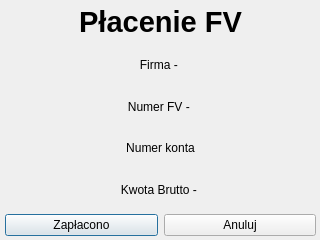
Buczek05/Faktury-zarzadzanie, file layout/placenie.ui: the form before one commit.
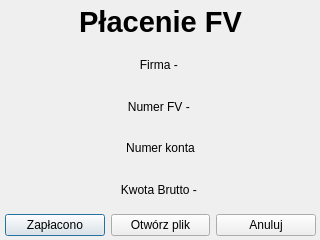
The form after the commit.

What changed in the file:
```diff
--- a/layout/placenie.ui
+++ b/layout/placenie.ui
@@ -101,6 +101,13 @@
         </property>
        </widget>
       </item>
+      <item>
+       <widget class="QPushButton" name="open_file">
+        <property name="text">
+         <string>Otwórz plik</string>
+        </property>
+       </widget>
+      </item>
       <item>
        <widget class="QPushButton" name="anuluj">
         <property name="text">
```
Left out of the diff: 4 changed lines with no effect on the pictures.
